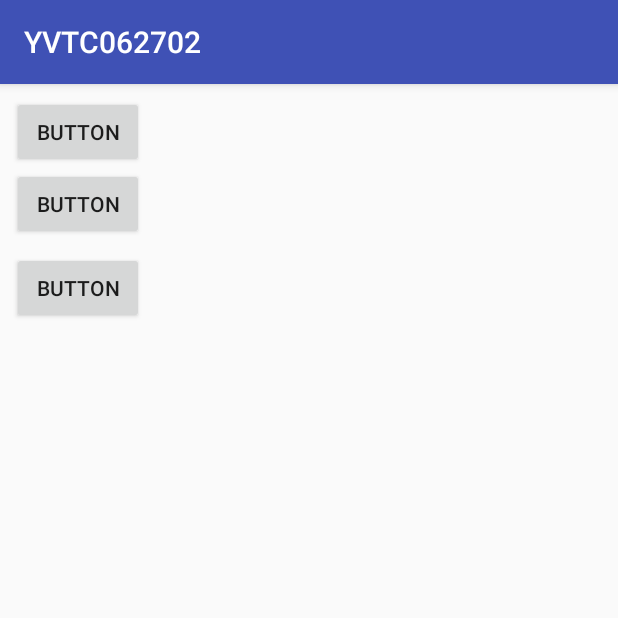
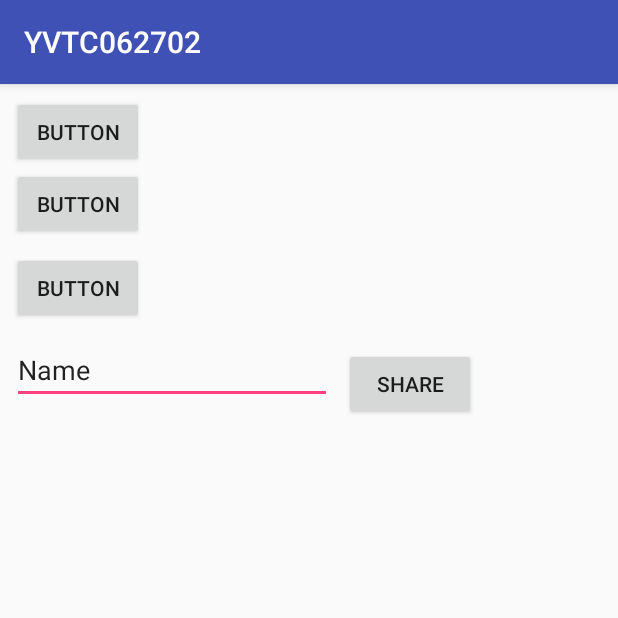
Before and after one commit to Shaojung/YVTC062702, an Android app: the screen it shows after launch (MainActivity), on a phone screen of 412 x 824 dp, the top half of it. Run offline under Robolectric (Android 15) with nearby library versions, the phone set to English and light mode, and no system bars.

Commit message:
Add Text Share.

```diff
--- a/app/src/main/AndroidManifest.xml
+++ b/app/src/main/AndroidManifest.xml
@@ -1,6 +1,8 @@
 <?xml version="1.0" encoding="utf-8"?>
 <manifest xmlns:android="http://schemas.android.com/apk/res/android"
     package="com.example.yvtc.yvtc062702">
+
+    <uses-permission android:name="android.permission.INTERNET" />
 
     <application
         android:allowBackup="true"
--- a/app/src/main/java/com/example/yvtc/yvtc062702/MainActivity.java
+++ b/app/src/main/java/com/example/yvtc/yvtc062702/MainActivity.java
@@ -5,6 +5,7 @@ import android.net.Uri;
 import android.support.v7.app.AppCompatActivity;
 import android.os.Bundle;
 import android.view.View;
+import android.widget.EditText;
 
 public class MainActivity extends AppCompatActivity {
 
@@ -31,4 +32,13 @@ public class MainActivity extends AppCompatActivity {
         Intent it = new Intent(Intent.ACTION_VIEW, uri);
         startActivity(it);
     }
+    public void clickShare(View v)
+    {
+        Intent sendTextIntent = new Intent();
+        sendTextIntent.setAction(Intent.ACTION_SEND);
+        sendTextIntent.setType("text/plain");
+        EditText ed = (EditText) findViewById(R.id.editText);
+        sendTextIntent.putExtra(Intent.EXTRA_TEXT, ed.getText().toString());
+        startActivity(Intent.createChooser(sendTextIntent, " 請選擇分享對象 "));
+    }
 }
--- a/app/src/main/res/layout/activity_main.xml
+++ b/app/src/main/res/layout/activity_main.xml
@@ -38,4 +38,27 @@
         android:text="Button"
         app:layout_constraintLeft_toLeftOf="parent"
         app:layout_constraintTop_toBottomOf="@+id/button2" />
+
+    <EditText
+        android:id="@+id/editText"
+        android:layout_width="wrap_content"
+        android:layout_height="wrap_content"
+        android:ems="10"
+        android:inputType="textPersonName"
+        android:text="Name"
+        android:layout_marginTop="8dp"
+        app:layout_constraintTop_toBottomOf="@+id/button3"
+        android:layout_marginLeft="8dp"
+        app:layout_constraintLeft_toLeftOf="parent" />
+
+    <Button
+        android:id="@+id/button4"
+        android:layout_width="wrap_content"
+        android:layout_height="wrap_content"
+        android:layout_marginLeft="8dp"
+        android:layout_marginTop="8dp"
+        android:onClick="clickShare"
+        android:text="Share"
+        app:layout_constraintLeft_toRightOf="@+id/editText"
+        app:layout_constraintTop_toTopOf="@+id/editText" />
 </android.support.constraint.ConstraintLayout>
```
